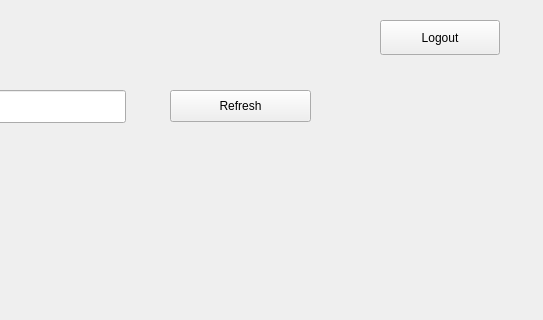
Old version of the form main.ui in the repository Najer-jril/app1; both pictures show x 790 to 1333 and y 0 to 320 of the 1333 by 650 pixel window.
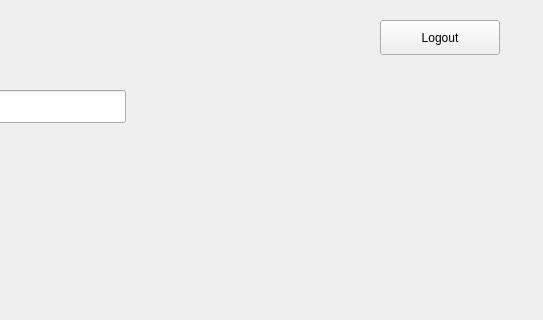
New version of the form. The open tabs and pages were chosen to show the change. Icons and pictures are not drawn. Custom widgets are drawn as their Qt base class.

```diff
--- a/main.ui
+++ b/main.ui
@@ -2357,321 +2357,6 @@
       </rect>
      </property>
     </widget>
-    <widget class="PushButton" name="refresh_btn">
-     <property name="geometry">
-      <rect>
-       <x>960</x>
-       <y>90</y>
-       <width>141</width>
-       <height>32</height>
-      </rect>
-     </property>
-     <property name="styleSheet">
-      <string notr="true">PushButton, ToolButton, ToggleButton, ToggleToolButton {
-    color: black;
-    background: rgba(255, 255, 255, 0.7);
-    border: 1px solid rgba(0, 0, 0, 0.073);
-    border-bottom: 1px solid rgba(0, 0, 0, 0.183);
-    border-radius: 10px;
-    /* font: 14px 'Segoe UI', 'Microsoft YaHei'; */
-    padding: 5px 12px 6px 12px;
-    outline: none;
-}
-
-ToolButton {
-    padding: 5px 9px 6px 8px;
-}
-
-PushButton[hasIcon=false] {
-    padding: 5px 12px 6px 12px;
-}
-
-PushButton[hasIcon=true] {
-    padding: 5px 12px 6px 36px;
-}
-
-DropDownToolButton, PrimaryDropDownToolButton {
-    padding: 5px 31px 6px 8px;
-}
-
-DropDownPushButton[hasIcon=false],
-PrimaryDropDownPushButton[hasIcon=false] {
-    padding: 5px 31px 6px 12px;
-}
-
-DropDownPushButton[hasIcon=true],
-PrimaryDropDownPushButton[hasIcon=true] {
-    padding: 5px 31px 6px 36px;
-}
-
-PushButton:hover, ToolButton:hover, ToggleButton:hover, ToggleToolButton:hover {
-    background: rgba(249, 249, 249, 0.5);
-}
-
-PushButton:pressed, ToolButton:pressed, ToggleButton:pressed, ToggleToolButton:pressed {
-    color: rgba(0, 0, 0, 0.63);
-    background: rgba(249, 249, 249, 0.3);
-    border-bottom: 1px solid rgba(0, 0, 0, 0.073);
-}
-
-PushButton:disabled, ToolButton:disabled, ToggleButton:disabled, ToggleToolButton:disabled {
-    color: rgba(0, 0, 0, 0.36);
-    background: rgba(249, 249, 249, 0.3);
-    border: 1px solid rgba(0, 0, 0, 0.06);
-    border-bottom: 1px solid rgba(0, 0, 0, 0.06);
-}
-
-
-PrimaryPushButton,
-PrimaryToolButton,
-ToggleButton:checked,
-ToggleToolButton:checked {
-    color: white;
-    background-color: #009faa;
-    border: 1px solid #00a7b3;
-    border-bottom: 1px solid #007780;
-}
-
-PrimaryPushButton:hover,
-PrimaryToolButton:hover,
-ToggleButton:checked:hover,
-ToggleToolButton:checked:hover {
-    background-color: #00a7b3;
-    border: 1px solid #2daab3;
-    border-bottom: 1px solid #007780;
-}
-
-PrimaryPushButton:pressed,
-PrimaryToolButton:pressed,
-ToggleButton:checked:pressed,
-ToggleToolButton:checked:pressed {
-    color: rgba(255, 255, 255, 0.63);
-    background-color: #3eabb3;
-    border: 1px solid #3eabb3;
-}
-
-PrimaryPushButton:disabled,
-PrimaryToolButton:disabled,
-ToggleButton:checked:disabled,
-ToggleToolButton:checked:disabled {
-    color: rgba(255, 255, 255, 0.9);
-    background-color: rgb(205, 205, 205);
-    border: 1px solid rgb(205, 205, 205);
-}
-
-SplitDropButton,
-PrimarySplitDropButton {
-    border-left: none;
-    border-top-left-radius: 0;
-    border-bottom-left-radius: 0;
-}
-
-#splitPushButton,
-#splitToolButton,
-#primarySplitPushButton,
-#primarySplitToolButton {
-    border-top-right-radius: 0;
-    border-bottom-right-radius: 0;
-}
-
-#splitPushButton:pressed,
-#splitToolButton:pressed,
-SplitDropButton:pressed {
-    border-bottom: 1px solid rgba(0, 0, 0, 0.183);
-}
-
-PrimarySplitDropButton:pressed {
-    border-bottom: 1px solid #007780;
-}
-
-#primarySplitPushButton, #primarySplitToolButton {
-    border-right: 1px solid #3eabb3;
-}
-
-#primarySplitPushButton:pressed, #primarySplitToolButton:pressed {
-    border-bottom: 1px solid #007780;
-}
-
-HyperlinkButton {
-    /* font: 14px 'Segoe UI', 'Microsoft YaHei'; */
-    padding: 6px 12px 6px 12px;
-    color: #009faa;
-    border: none;
-    border-radius: 6px;
-    background-color: transparent;
-}
-
-HyperlinkButton[hasIcon=false] {
-    padding: 6px 12px 6px 12px;
-}
-
-HyperlinkButton[hasIcon=true] {
-    padding: 6px 12px 6px 36px;
-}
-
-HyperlinkButton:hover {
-    color: #009faa;
-    background-color: rgba(0, 0, 0, 10);
-    border: none;
-}
-
-HyperlinkButton:pressed {
-    color: #009faa;
-    background-color: rgba(0, 0, 0, 6);
-    border: none;
-}
-
-HyperlinkButton:disabled {
-    color: rgba(0, 0, 0, 0.43);
-    background-color: transparent;
-    border: none;
-}
-
-
-RadioButton {
-    min-height: 24px;
-    max-height: 24px;
-    background-color: transparent;
-    font: 14px 'Segoe UI', 'Microsoft YaHei', 'PingFang SC';
-    color: black;
-}
-
-RadioButton::indicator {
-    width: 18px;
-    height: 18px;
-    border-radius: 11px;
-    border: 2px solid #999999;
-    background-color: rgba(0, 0, 0, 5);
-    margin-right: 4px;
-}
-
-RadioButton::indicator:hover {
-    background-color: rgba(0, 0, 0, 0);
-}
-
-RadioButton::indicator:pressed {
-    border: 2px solid #bbbbbb;
-    background-color: qradialgradient(spread:pad, cx:0.5, cy:0.5, radius:0.5, fx:0.5, fy:0.5,
-            stop:0 rgb(255, 255, 255),
-            stop:0.5 rgb(255, 255, 255),
-            stop:0.6 rgb(225, 224, 223),
-            stop:1 rgb(225, 224, 223));
-}
-
-RadioButton::indicator:checked {
-    height: 22px;
-    width: 22px;
-    border: none;
-    border-radius: 11px;
-    background-color: qradialgradient(spread:pad, cx:0.5, cy:0.5, radius:0.5, fx:0.5, fy:0.5,
-            stop:0 rgb(255, 255, 255),
-            stop:0.5 rgb(255, 255, 255),
-            stop:0.6 #009faa,
-            stop:1 #009faa);
-}
-
-RadioButton::indicator:checked:hover {
-    background-color: qradialgradient(spread:pad, cx:0.5, cy:0.5, radius:0.5, fx:0.5, fy:0.5,
-            stop:0 rgb(255, 255, 255),
-            stop:0.6 rgb(255, 255, 255),
-            stop:0.7 #009faa,
-            stop:1 #009faa);
-}
-
-RadioButton::indicator:checked:pressed {
-    background-color: qradialgradient(spread:pad, cx:0.5, cy:0.5, radius:0.5, fx:0.5, fy:0.5,
-            stop:0 rgb(255, 255, 255),
-            stop:0.5 rgb(255, 255, 255),
-            stop:0.6 #009faa,
-            stop:1 #009faa);
-}
-
-RadioButton:disabled {
-    color: rgba(0, 0, 0, 110);
-}
-
-RadioButton::indicator:disabled {
-    border: 2px solid #bbbbbb;
-    background-color: transparent;
-}
-
-RadioButton::indicator:disabled:checked {
-    border: none;
-    background-color: qradialgradient(spread:pad, cx:0.5, cy:0.5, radius:0.5, fx:0.5, fy:0.5,
-            stop:0 rgb(255, 255, 255),
-            stop:0.5 rgb(255, 255, 255),
-            stop:0.6 rgba(0, 0, 0, 0.2169),
-            stop:1 rgba(0, 0, 0, 0.2169));
-}
-
-TransparentToolButton,
-TransparentToggleToolButton,
-TransparentDropDownToolButton,
-TransparentPushButton,
-TransparentDropDownPushButton,
-TransparentTogglePushButton {
-    background-color: transparent;
-    border: none;
-    border-radius: 5px;
-    margin: 0;
-}
-
-TransparentToolButton:hover,
-TransparentToggleToolButton:hover,
-TransparentDropDownToolButton:hover,
-TransparentPushButton:hover,
-TransparentDropDownPushButton:hover,
-TransparentTogglePushButton:hover {
-    background-color: rgba(0, 0, 0, 9);
-    border: none;
-}
-
-TransparentToolButton:pressed,
-TransparentToggleToolButton:pressed,
-TransparentDropDownToolButton:pressed,
-TransparentPushButton:pressed,
-TransparentDropDownPushButton:pressed,
-TransparentTogglePushButton:pressed {
-    background-color: rgba(0, 0, 0, 6);
-    border: none;
-}
-
-TransparentToolButton:disabled,
-TransparentToggleToolButton:disabled,
-TransparentDropDownToolButton:disabled,
-TransprentPushButton:disabled,
-TransparentDropDownPushButton:disabled,
-TransprentTogglePushButton:disabled {
-    background-color: transparent;
-    border: none;
-}
-
-
-PillPushButton,
-PillPushButton:hover,
-PillPushButton:pressed,
-PillPushButton:disabled,
-PillPushButton:checked,
-PillPushButton:checked:hover,
-PillPushButton:checked:pressed,
-PillPushButton:disabled:checked,
-PillToolButton,
-PillToolButton:hover,
-PillToolButton:pressed,
-PillToolButton:disabled,
-PillToolButton:checked,
-PillToolButton:checked:hover,
-PillToolButton:checked:pressed,
-PillToolButton:disabled:checked {
-    background-color: transparent;
-    border: none;
-}
-</string>
-     </property>
-     <property name="text">
-      <string>Refresh</string>
-     </property>
-    </widget>
     <zorder>admbg</zorder>
     <zorder>PushButton_4</zorder>
     <zorder>prodi_a</zorder>
```
Left out of the diff: 39 changed lines with no effect on the pictures.
